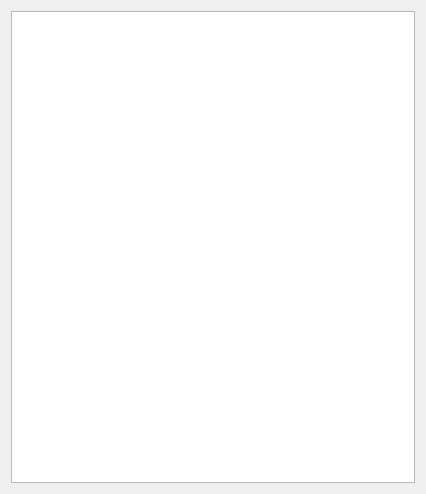
This is tablehistorydialog.ui in Matthew1906/CPEN6126010-RestaurantWaitingList as Qt 5 draws it before an edit. The edited form follows.
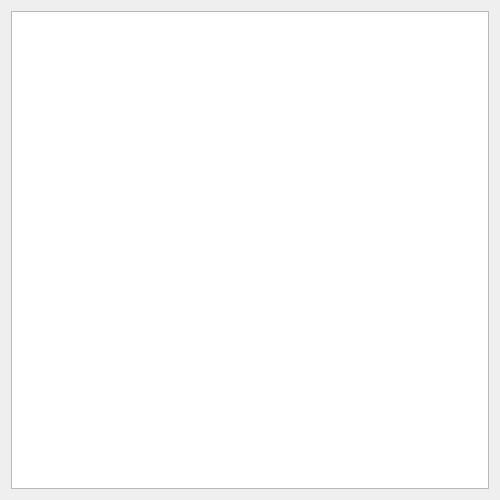
This is the edited form.

Commit message: Table History Dialog

What changed in the file:
```diff
--- a/tablehistorydialog.ui
+++ b/tablehistorydialog.ui
@@ -6,8 +6,8 @@
    <rect>
     <x>0</x>
     <y>0</y>
-    <width>426</width>
-    <height>494</height>
+    <width>500</width>
+    <height>500</height>
    </rect>
   </property>
   <property name="windowTitle">
@@ -15,7 +15,7 @@
   </property>
   <layout class="QVBoxLayout" name="verticalLayout">
    <item>
-    <widget class="QListWidget" name="listWidget"/>
+    <widget class="QTableWidget" name="tableWidget"/>
    </item>
   </layout>
  </widget>
```
The commit also changes 6 other files.
